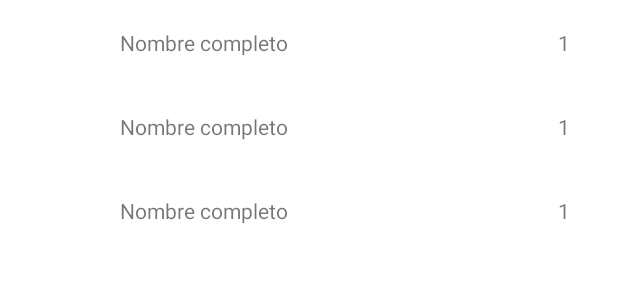
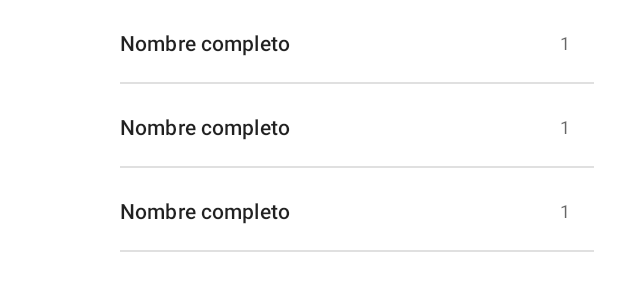
Before and after one commit to carlosfuentes21/userSP, an Android app: the layout activity_main.xml on its own in the app's theme, with its tools: preview values and no code run, on a phone screen of 412 x 824 dp. Shown: the top 300 px of the screen. Run offline under Robolectric (Android 15) with nearby library versions, the phone set to English and light mode, and no system bars.

Commit message:
se agrega divider en layout

```diff
--- a/userSP/app/src/main/java/com/wposs/usersp/Adapter/UserAdapter.kt
+++ b/userSP/app/src/main/java/com/wposs/usersp/Adapter/UserAdapter.kt
@@ -28,7 +28,7 @@ class UserAdapter(private val users: List<User>) : RecyclerView.Adapter<UserAdap
 
         with(holder) {
             binding.tvOrder.text = (position + 1).toString()
-            binding.tvName.text = user.name
+            binding.tvName.text = user.getFullName()
             Glide.with(context)
                 .load(user.url)
                 .diskCacheStrategy(DiskCacheStrategy.ALL)
--- a/userSP/app/src/main/java/com/wposs/usersp/VO/User.kt
+++ b/userSP/app/src/main/java/com/wposs/usersp/VO/User.kt
@@ -2,4 +2,7 @@ package com.wposs.usersp.VO
 
 data class User(val id:Long, var name: String, var lastName:String, var url: String) {
 
+
+    fun getFullName():String = "$name $lastName"
+
 }
--- a/userSP/app/src/main/res/layout/item_user.xml
+++ b/userSP/app/src/main/res/layout/item_user.xml
@@ -1,10 +1,14 @@
 <?xml version="1.0" encoding="utf-8"?>
-<androidx.constraintlayout.widget.ConstraintLayout xmlns:android="http://schemas.android.com/apk/res/android"
+<androidx.constraintlayout.widget.ConstraintLayout
+    xmlns:android="http://schemas.android.com/apk/res/android"
     xmlns:tools="http://schemas.android.com/tools"
     android:layout_width="match_parent"
     android:layout_height="@dimen/card_height"
-    android:padding="@dimen/common_padding_defauld"
-    xmlns:app="http://schemas.android.com/apk/res-auto">
+    android:paddingHorizontal="@dimen/common_padding_defauld"
+    xmlns:app="http://schemas.android.com/apk/res-auto"
+    android:clickable="true"
+    android:focusable="true"
+    android:background="?attr/selectableItemBackground">
 
     <ImageView
         android:id="@+id/imagePhoto"
@@ -21,6 +25,7 @@
         android:layout_width="wrap_content"
         android:layout_height="wrap_content"
         tools:text="1"
+        android:textAppearance="?attr/textAppearanceCaption"
         android:layout_marginEnd="@dimen/common_padding_defauld"
         app:layout_constraintEnd_toEndOf="parent"
         app:layout_constraintTop_toTopOf="parent"
@@ -31,6 +36,7 @@
         android:id="@+id/tvName"
         android:layout_width="0dp"
         android:layout_height="wrap_content"
+        android:textAppearance="?attr/textAppearanceSubtitle2"
         tools:text="Nombre completo"
         android:layout_marginHorizontal="@dimen/common_padding_defauld"
         app:layout_constraintStart_toEndOf="@id/imagePhoto"
@@ -38,4 +44,12 @@
         app:layout_constraintTop_toTopOf="parent"
         app:layout_constraintBottom_toBottomOf="parent"/>
 
+    <View
+        android:layout_width="0dp"
+        android:layout_height="1dp"
+        android:background="@color/color_divider"
+        app:layout_constraintStart_toStartOf="@id/tvName"
+        app:layout_constraintEnd_toEndOf="parent"
+        app:layout_constraintBottom_toBottomOf="parent"/>
+
 </androidx.constraintlayout.widget.ConstraintLayout>
--- a/userSP/app/src/main/res/values/colors.xml
+++ b/userSP/app/src/main/res/values/colors.xml
@@ -7,4 +7,5 @@
     <color name="teal_700">#FF018786</color>
     <color name="black">#FF000000</color>
     <color name="white">#FFFFFFFF</color>
+    <color name="color_divider">#1f000000</color>
 </resources>
```
Also changed, not shown: userSP/app/src/main/java/com/wposs/usersp/MainActivity.kt (+4 -4 lines).
